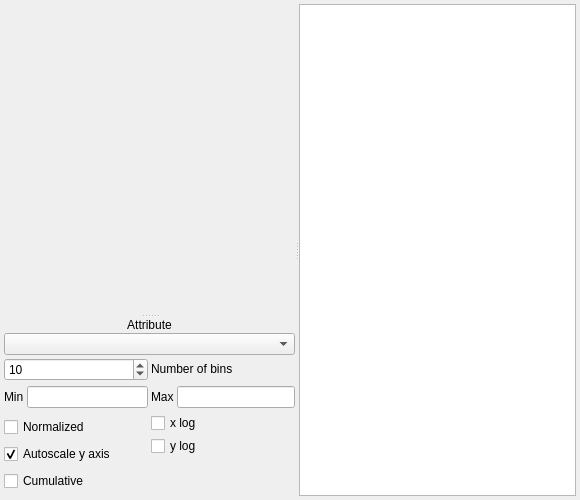
Qt form glue/qt/ui/histogramwidget.ui (glue-viz/glue) before a commit.
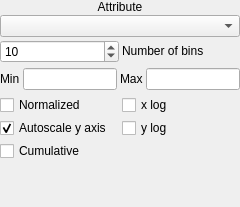
The same form after that commit. Custom widgets are drawn as their Qt base class.

Commit message: side-panel plot dashboards

```diff
--- a/glue/qt/ui/histogramwidget.ui
+++ b/glue/qt/ui/histogramwidget.ui
@@ -6,8 +6,8 @@
    <rect>
     <x>0</x>
     <y>0</y>
-    <width>580</width>
-    <height>500</height>
+    <width>240</width>
+    <height>207</height>
    </rect>
   </property>
   <property name="focusPolicy">
@@ -21,32 +21,20 @@
   </property>
   <layout class="QHBoxLayout" name="horizontalLayout_6">
    <property name="margin">
-    <number>4</number>
+    <number>0</number>
    </property>
    <item>
-    <widget class="QSplitter" name="main_splitter">
-     <property name="orientation">
-      <enum>Qt::Horizontal</enum>
+    <layout class="QVBoxLayout" name="verticalLayout_5">
+     <property name="bottomMargin">
+      <number>10</number>
      </property>
-     <widget class="QSplitter" name="splitter">
-      <property name="orientation">
-       <enum>Qt::Vertical</enum>
-      </property>
-      <widget class="MplWidget" name="mplWidget" native="true">
-       <property name="sizePolicy">
-        <sizepolicy hsizetype="Expanding" vsizetype="Expanding">
-         <horstretch>0</horstretch>
-         <verstretch>10</verstretch>
-        </sizepolicy>
-       </property>
-       <property name="baseSize">
-        <size>
-         <width>300</width>
-         <height>400</height>
-        </size>
-       </property>
-      </widget>
-      <widget class="QWidget" name="">
+     <item>
+      <widget class="QWidget" name="option_dashboard" native="true">
+       <layout class="QVBoxLayout" name="verticalLayout_4">
+        <property name="margin">
+         <number>0</number>
+        </property>
+        <item>
        <layout class="QVBoxLayout" name="verticalLayout_3">
         <property name="spacing">
          <number>3</number>
@@ -82,6 +70,9 @@
               <property name="toolTip">
                <string>Select an attribute</string>
               </property>
+                <property name="sizeAdjustPolicy">
+                 <enum>QComboBox::AdjustToMinimumContentsLength</enum>
+                </property>
              </widget>
             </item>
            </layout>
@@ -204,6 +195,19 @@
               </property>
              </widget>
             </item>
+              <item>
+               <spacer name="verticalSpacer_2">
+                <property name="orientation">
+                 <enum>Qt::Vertical</enum>
+                </property>
+                <property name="sizeHint" stdset="0">
+                 <size>
+                  <width>20</width>
+                  <height>40</height>
+                 </size>
+                </property>
+               </spacer>
+              </item>
            </layout>
           </item>
           <item>
@@ -240,33 +244,14 @@
          </layout>
         </item>
        </layout>
+        </item>
+       </layout>
       </widget>
-     </widget>
-     <widget class="LayerArtistView" name="artist_view">
-      <property name="baseSize">
-       <size>
-        <width>100</width>
-        <height>0</height>
-       </size>
-      </property>
-     </widget>
-    </widget>
-   </item>
-  </layout>
+     </item>
+    </layout>
+   </item>
+  </layout>
  </widget>
- <customwidgets>
-  <customwidget>
-   <class>MplWidget</class>
-   <extends>QWidget</extends>
-   <header>..widgets.mpl_widget</header>
-   <container>1</container>
-  </customwidget>
-  <customwidget>
-   <class>LayerArtistView</class>
-   <extends>QListView</extends>
-   <header>..layer_artist_model</header>
-  </customwidget>
- </customwidgets>
  <resources/>
  <connections/>
 </ui>
```
Left out of the diff: 4 changed lines with no effect on the pictures. Lines whose indentation alone changed are shown as unchanged. The commit also changes 9 other files.
